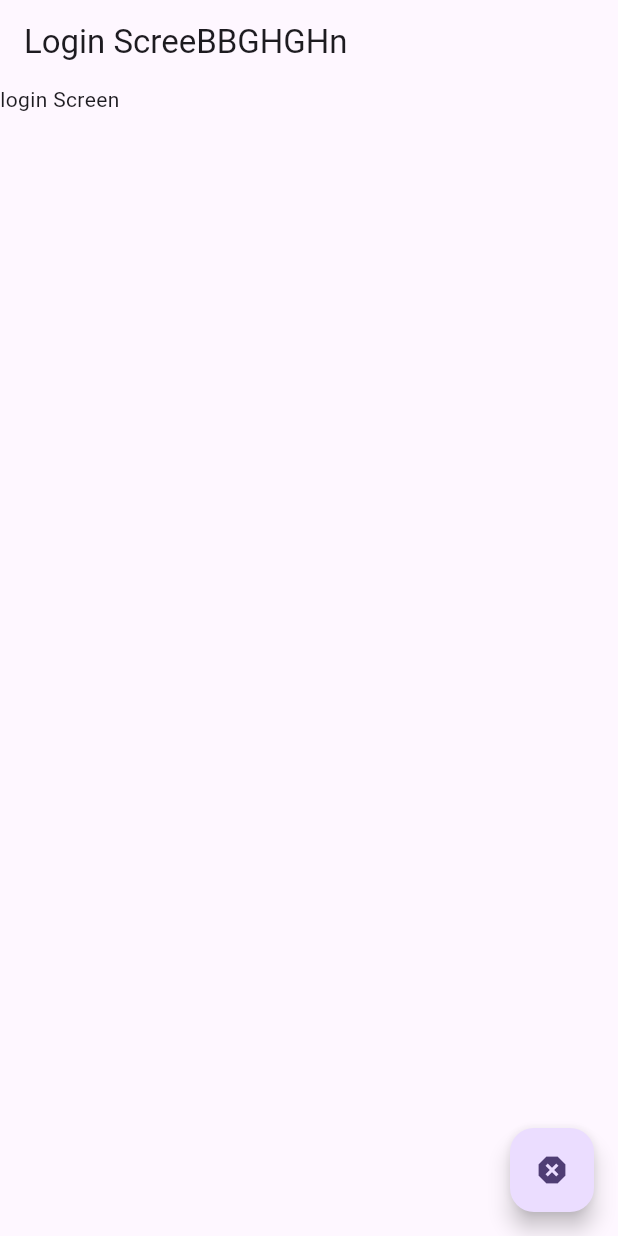
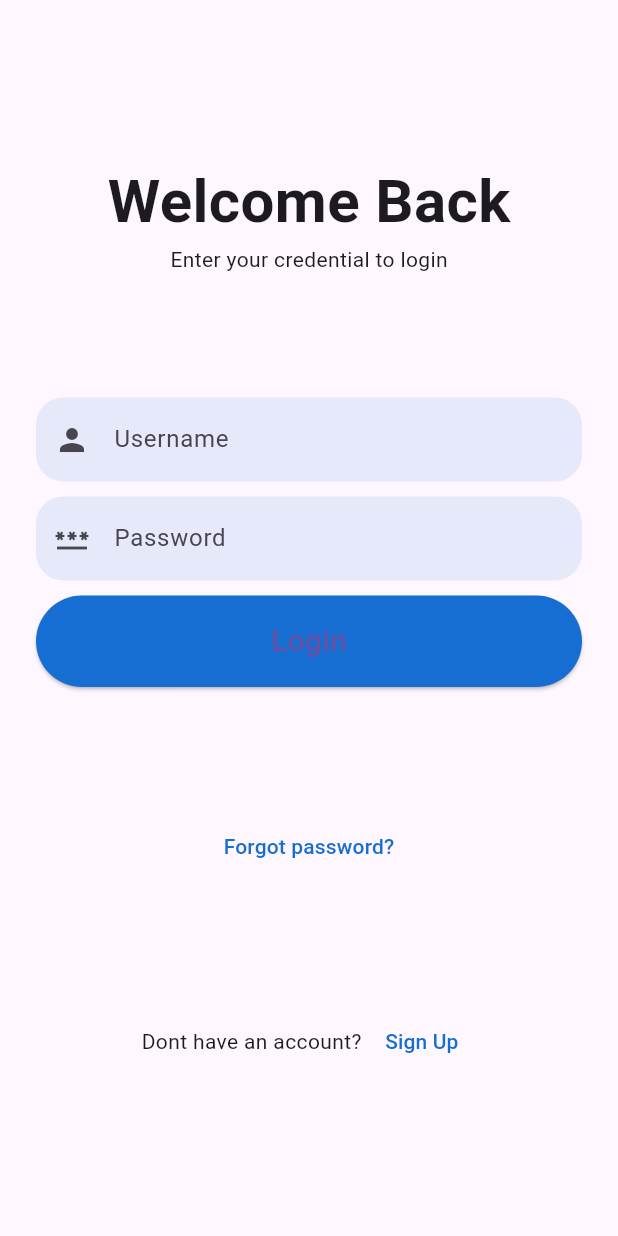
Before and after one commit to sathajasioff/AquaWise, a Flutter app: the screen it shows after launch, on a phone screen of 412 x 824 dp. Run offline on Flutter 3.47's test engine with Material 3 defaults, Android fonts, the light colour scheme and no system bars; accounts and stored records are empty.

Commit message:
WIP: local changes before resetting to main

```diff
--- /dev/null
+++ b/lib/controllers/login_controller.dart
@@ -0,0 +1,16 @@
+import '../models/user.dart';
+
+class LoginController {
+  User? _user;
+
+  bool login(String username, String password) {
+    // Simple mock validation
+    if (username == "admin" && password == "1234") {
+      _user = User(username: username, email: "admin@example.com");
+      return true;
+    }
+    return false;
+  }
+
+  User? get user => _user;
+}
--- a/lib/main.dart
+++ b/lib/main.dart
@@ -1,5 +1,7 @@
 import 'package:flutter/material.dart';
+import 'package:watermeter/screens/Home/home_screen.dart';
 import 'package:watermeter/screens/Login/logi.dart';
+import 'package:watermeter/screens/SignUp/signup.dart';
 
 void main() {
 
@@ -16,9 +18,15 @@ class MyApp extends StatelessWidget {
     return MaterialApp(
       title: 'Flutter Demo',
       theme: ThemeData(
-        colorScheme: ColorScheme.fromSeed(seedColor: Colors.deepPurple),
+        colorScheme: ColorScheme.fromSeed(seedColor: Color.fromARGB(255, 23, 110, 210)),
       ),
-      home: const loginScreen(),
-    );
-  }
+      home: LoginPage(),
+      routes: {
+    '/signup': (context) => const SignupPage(),
+    '/login' : (context) => const LoginPage(),
+  },
+
+
+  );
 }
+}
--- /dev/null
+++ b/lib/models/user.dart
@@ -0,0 +1,6 @@
+class User {
+  final String username;
+  final String email;
+
+  User({required this.username, required this.email});
+}
--- a/lib/screens/Login/logi.dart
+++ b/lib/screens/Login/logi.dart
@@ -1,30 +1,109 @@
 import 'package:flutter/material.dart';
 
-
-
-class loginScreen extends StatefulWidget {
-  const loginScreen({super.key});
+class LoginPage extends StatelessWidget {
+  const LoginPage({super.key});
 
   @override
-  State<loginScreen> createState() => _loginScreenState();
-}
-
-class _loginScreenState extends State<loginScreen> {
-  @override
   Widget build(BuildContext context) {
-    return  Scaffold(
-      body: Text("login Screen"),
-      appBar: AppBar(
-        title: const Text("Login ScreeBBGHGHn"),
-      ),
-      floatingActionButton: FloatingActionButton(
-        onPressed: () {
-
-          // Action to perform when the button is pressed
-          print("Floating Action Button Pressed");
-        },
-        child: const Icon(Icons.dangerous_sharp),
+    return MaterialApp(
+      debugShowCheckedModeBanner: false,
+      home: Scaffold(
+        body: Container(
+          margin: const EdgeInsets.all(24),
+          child: Column(
+            mainAxisAlignment: MainAxisAlignment.spaceEvenly,
+            children: [
+              _header(context),
+              _inputField(context),
+              _forgotPassword(context),
+              _signup(context),
+            ],
+          ),
+        ),
       ),
     );
   }
+
+  _header(context) {
+    return const Column(
+      children: [
+        Text(
+          "Welcome Back",
+          style: TextStyle(fontSize: 40, fontWeight: FontWeight.bold),
+        ),
+        Text("Enter your credential to login"),
+      ],
+    );
+  }
+
+  _inputField(context) {
+    return Column(
+      crossAxisAlignment: CrossAxisAlignment.stretch,
+      children: [
+        TextField(
+          decoration: InputDecoration(
+              hintText: "Username",
+              border: OutlineInputBorder(
+                  borderRadius: BorderRadius.circular(18),
+                  borderSide: BorderSide.none
+              ),
+              fillColor: Color.fromARGB(255, 23, 110, 210).withOpacity(0.1),
+              filled: true,
+              prefixIcon: const Icon(Icons.person)),
+        ),
+        const SizedBox(height: 10),
+        TextField(
+          decoration: InputDecoration(
+            hintText: "Password",
+            border: OutlineInputBorder(
+                borderRadius: BorderRadius.circular(18),
+                borderSide: BorderSide.none),
+            fillColor: Color.fromARGB(255, 23, 110, 210).withOpacity(0.1),
+            filled: true,
+            prefixIcon: const Icon(Icons.password),
+          ),
+          obscureText: true,
+        ),
+        const SizedBox(height: 10),
+        ElevatedButton(
+          onPressed: () {
+
+          },
+          style: ElevatedButton.styleFrom(
+            shape: const StadiumBorder(),
+            padding: const EdgeInsets.symmetric(vertical: 16),
+            backgroundColor: Color.fromARGB(255, 23, 110, 210),
+          ),
+          child: const Text(
+            "Login",
+            style: TextStyle(fontSize: 20),
+          ),
+        )
+      ],
+    );
+  }
+
+  _forgotPassword(context) {
+    return TextButton(
+      onPressed: () {},
+      child: const Text("Forgot password?",
+        style: TextStyle(color: Color.fromARGB(255, 23, 110, 210)),
+      ),
+    );
+  }
+
+  _signup(context) {
+    return Row(
+      mainAxisAlignment: MainAxisAlignment.center,
+      children: [
+        const Text("Dont have an account? "),
+        TextButton(
+            onPressed: () {
+              Navigator.pushNamed(context, '/signup');
+            },
+            child: const Text("Sign Up", style: TextStyle(color: Color.fromARGB(255, 23, 110, 210)),)
+        )
+      ],
+    );
+  }
 }
```
Also changed, not shown: lib/screens/Home/home_screen.dart (+15 -0 lines), lib/screens/SignUp/signup.dart (added, +212 -0 lines).
